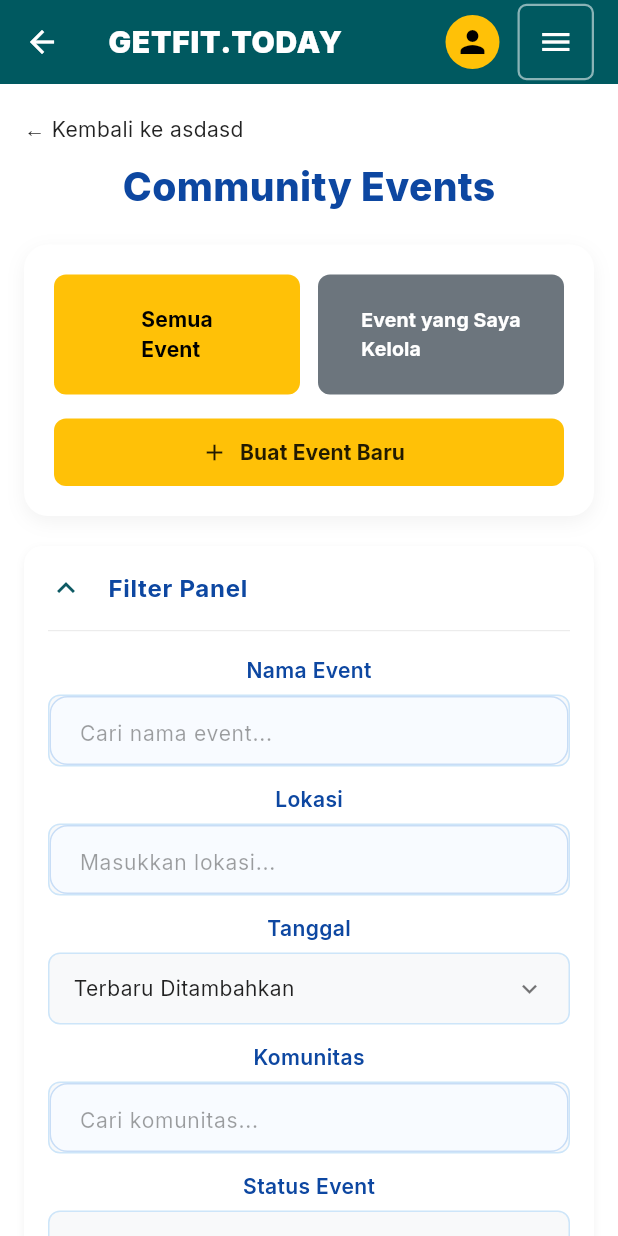
After one commit to PBP-B01/getfittoday_mobile, a Flutter app: the CommunityEventsPage screen opened by its route, on a phone screen of 412 x 824 dp. The commit adds this screen. Run offline on Flutter 3.47's test engine with Material 3 defaults, Android fonts, the light colour scheme and no system bars; our stand-ins replace google_fonts; missing offline and left inert: pbp_django_auth.

Commit message:
Test UI awal

```diff
--- a/lib/main.dart
+++ b/lib/main.dart
@@ -7,6 +7,8 @@ import 'package:getfittoday_mobile/screens/register.dart';
 import 'package:google_fonts/google_fonts.dart';
 import 'package:pbp_django_auth/pbp_django_auth.dart';
 import 'package:provider/provider.dart';
+import 'package:getfittoday_mobile/screens/community_event_page.dart';
+
 
 void main() {
   runApp(const MyApp());
@@ -78,6 +80,7 @@ class MyApp extends StatelessWidget {
           '/register': (context) => const RegisterPage(),
           '/home': (context) => const MyHomePage(),
           '/booking': (context) => const BookingReservationPage(),
+          '/community-events-test': (context) => const CommunityEventsPage(),
         },
       ),
     );
--- /dev/null
+++ b/lib/screens/community_event_page.dart
@@ -0,0 +1,291 @@
+import 'package:flutter/material.dart';
+
+void main() {
+  runApp(const MyApp());
+}
+
+class MyApp extends StatelessWidget {
+  const MyApp({super.key});
+
+  @override
+  Widget build(BuildContext context) {
+    return MaterialApp(
+      debugShowCheckedModeBanner: false,
+      title: 'GetFit Today',
+      theme: ThemeData(
+        primaryColor: const Color(0xFF005960),
+        scaffoldBackgroundColor: const Color(0xFFEBF3FA),
+        useMaterial3: true,
+        fontFamily: 'Roboto',
+      ),
+      home: const CommunityEventsPage(),
+    );
+  }
+}
+
+class CommunityEventsPage extends StatelessWidget {
+  const CommunityEventsPage({super.key});
+
+  @override
+  Widget build(BuildContext context) {
+    final Color primaryTeal = const Color(0xFF005960);
+    final Color accentYellow = const Color(0xFFFFC107);
+    final Color textDarkBlue = const Color(0xFF0D47A1);
+    final Color buttonGray = const Color(0xFF6C757D);
+
+    return Scaffold(
+      appBar: AppBar(
+        backgroundColor: primaryTeal,
+        elevation: 0,
+        titleSpacing: 16,
+        title: const Text(
+          'GETFIT.TODAY',
+          style: TextStyle(color: Colors.white, fontWeight: FontWeight.w900, fontSize: 20, letterSpacing: 0.5),
+        ),
+        actions: [
+          CircleAvatar(radius: 18, backgroundColor: accentYellow, child: const Icon(Icons.person, color: Colors.black, size: 24)),
+          const SizedBox(width: 12),
+          Container(
+            margin: const EdgeInsets.only(right: 16),
+            decoration: BoxDecoration(border: Border.all(color: Colors.white54, width: 1.5), borderRadius: BorderRadius.circular(6)),
+            child: IconButton(
+              icon: const Icon(Icons.menu, color: Colors.white),
+              padding: EdgeInsets.zero,
+              constraints: const BoxConstraints(minWidth: 36, minHeight: 36),
+              onPressed: () {},
+            ),
+          ),
+        ],
+      ),
+      body: SingleChildScrollView(
+        padding: const EdgeInsets.symmetric(horizontal: 16.0, vertical: 20.0),
+        child: Column(
+          crossAxisAlignment: CrossAxisAlignment.start,
+          children: [
+            Padding(
+              padding: const EdgeInsets.only(bottom: 10),
+              child: GestureDetector(
+                onTap: () {},
+                child: const Text("← Kembali ke asdasd", style: TextStyle(color: Colors.black87, fontSize: 14)),
+              ),
+            ),
+
+            Center(
+              child: Text('Community Events', style: TextStyle(fontSize: 26, fontWeight: FontWeight.w800, color: textDarkBlue)),
+            ),
+
+            const SizedBox(height: 20),
+
+            Container(
+              padding: const EdgeInsets.all(20),
+              decoration: BoxDecoration(
+                color: Colors.white,
+                borderRadius: BorderRadius.circular(16),
+                boxShadow: [BoxShadow(color: Colors.black.withOpacity(0.05), blurRadius: 10, offset: const Offset(0, 4))],
+              ),
+              child: Column(
+                children: [
+                  Row(
+                    children: [
+                      Expanded(
+                        child: SizedBox(
+                          height: 80,
+                          child: ElevatedButton(
+                            onPressed: () {},
+                            style: ElevatedButton.styleFrom(backgroundColor: accentYellow, foregroundColor: Colors.black, shape: RoundedRectangleBorder(borderRadius: BorderRadius.circular(8)), elevation: 0),
+                            child: const Column(mainAxisAlignment: MainAxisAlignment.center, crossAxisAlignment: CrossAxisAlignment.start, children: [Text("Semua", style: TextStyle(fontWeight: FontWeight.bold)), Text("Event", style: TextStyle(fontWeight: FontWeight.bold))]),
+                          ),
+                        ),
+                      ),
+                      const SizedBox(width: 12),
+                      Expanded(
+                        child: SizedBox(
+                          height: 80,
+                          child: ElevatedButton(
+                            onPressed: () {},
+                            style: ElevatedButton.styleFrom(backgroundColor: buttonGray, foregroundColor: Colors.white, shape: RoundedRectangleBorder(borderRadius: BorderRadius.circular(8)), elevation: 0),
+                            child: const Column(mainAxisAlignment: MainAxisAlignment.center, crossAxisAlignment: CrossAxisAlignment.start, children: [Text("Event yang Saya", style: TextStyle(fontWeight: FontWeight.bold, fontSize: 13)), Text("Kelola", style: TextStyle(fontWeight: FontWeight.bold, fontSize: 13))]),
+                          ),
+                        ),
+                      ),
+                    ],
+                  ),
+                  const SizedBox(height: 16),
+                  SizedBox(
+                    width: double.infinity,
+                    height: 45,
+                    child: ElevatedButton.icon(
+                      onPressed: () {},
+                      icon: const Icon(Icons.add, color: Colors.black87),
+                      label: const Text("Buat Event Baru", style: TextStyle(color: Colors.black87, fontWeight: FontWeight.bold)),
+                      style: ElevatedButton.styleFrom(backgroundColor: accentYellow, elevation: 0, shape: RoundedRectangleBorder(borderRadius: BorderRadius.circular(8))),
+                    ),
+                  ),
+                ],
+              ),
+            ),
+
+            const SizedBox(height: 20),
+
+            Container(
+              decoration: BoxDecoration(
+                color: Colors.white,
+                borderRadius: BorderRadius.circular(12),
+                boxShadow: [BoxShadow(color: Colors.black.withOpacity(0.05), blurRadius: 4, offset: const Offset(0, 2))],
+              ),
+              child: ExpansionTile(
+                initiallyExpanded: true,
+                shape: const RoundedRectangleBorder(side: BorderSide.none),
+                tilePadding: const EdgeInsets.symmetric(horizontal: 16, vertical: 0),
+
+                controlAffinity: ListTileControlAffinity.leading,
+                childrenPadding: const EdgeInsets.fromLTRB(16, 0, 16, 20),
+                title: const Text(
+                  "Filter Panel",
+                  style: TextStyle(fontWeight: FontWeight.w700, fontSize: 16, color: Color(0xFF0D47A1)),
+                ),
+                children: [
+                  const Divider(height: 1, thickness: 0.5, color: Colors.black12),
+                  const SizedBox(height: 16),
+
+                  _buildInputLabel("Nama Event"),
+                  _buildTextField(hint: "Cari nama event..."),
+
+                  const SizedBox(height: 12),
+                  _buildInputLabel("Lokasi"),
+                  _buildTextField(hint: "Masukkan lokasi..."),
+
+                  const SizedBox(height: 12),
+                  _buildInputLabel("Tanggal"),
+                  _buildDropdownField(value: "Terbaru Ditambahkan"),
+
+                  const SizedBox(height: 12),
+                  _buildInputLabel("Komunitas"),
+                  _buildTextField(hint: "Cari komunitas..."),
+
+                  const SizedBox(height: 12),
+                  _buildInputLabel("Status Event"),
+                  _buildDropdownField(value: "Semua Event"),
+
+                  const SizedBox(height: 20),
+
+                  Row(
+                    children: [
+                      Expanded(
+                        child: SizedBox(
+                          height: 45,
+                          child: ElevatedButton(
+                            onPressed: () {},
+                            style: ElevatedButton.styleFrom(
+                              backgroundColor: const Color(0xFF6C757D),
+                              foregroundColor: Colors.white,
+                              shape: RoundedRectangleBorder(borderRadius: BorderRadius.circular(8)),
+                            ),
+                            child: const Text("Reset", style: TextStyle(fontWeight: FontWeight.bold)),
+                          ),
+                        ),
+                      ),
+                      const SizedBox(width: 12),
+                      Expanded(
+                        child: SizedBox(
+                          height: 45,
+                          child: ElevatedButton(
+                            onPressed: () {},
+                            style: ElevatedButton.styleFrom(
+                              backgroundColor: accentYellow,
+                              foregroundColor: Colors.black,
+                              shape: RoundedRectangleBorder(borderRadius: BorderRadius.circular(8)),
+                            ),
+                            child: const Text("Terapkan Filter", style: TextStyle(fontWeight: FontWeight.bold)),
+                          ),
+                        ),
+                      ),
+                    ],
+                  )
+                ],
+              ),
+            ),
+
+            const SizedBox(height: 20),
+
+            _buildEventCard(
+              title: "w", description: "iji", date: "2025-11-14 15:31", location: "ygbyby", organizer: "Junior Smash Club", participants: "0 peserta terdaftar", status: "Event Selesai", isRegistrationOpen: false,
+            ),
+            const SizedBox(height: 40),
+          ],
+        ),
+      ),
+    );
+  }
+
+  Widget _buildInputLabel(String label) {
+    return Padding(
+      padding: const EdgeInsets.only(bottom: 6.0),
+      child: Text(
+        label,
+        style: const TextStyle(
+          fontSize: 14,
+          fontWeight: FontWeight.w600,
+          color: Color(0xFF0D47A1),
+        ),
+      ),
+    );
+  }
+
+  Widget _buildTextField({required String hint}) {
+    return Container(
+      height: 48,
+      decoration: BoxDecoration(
+        color: const Color(0xFFF8F9FA),
+        border: Border.all(color: Colors.blue.withOpacity(0.2)),
+        borderRadius: BorderRadius.circular(8),
+      ),
+      child: TextField(
+        decoration: InputDecoration(
+          hintText: hint,
+          hintStyle: const TextStyle(color: Colors.black38, fontSize: 14),
+          border: InputBorder.none,
+          contentPadding: const EdgeInsets.symmetric(horizontal: 16, vertical: 14),
+        ),
+      ),
+    );
+  }
+
+  Widget _buildDropdownField({required String value}) {
+    return Container(
+      height: 48,
+      padding: const EdgeInsets.symmetric(horizontal: 16),
+      decoration: BoxDecoration(
+        color: const Color(0xFFF8F9FA),
+        border: Border.all(color: Colors.blue.withOpacity(0.2)),
+        borderRadius: BorderRadius.circular(8),
+      ),
+      child: Row(
+        mainAxisAlignment: MainAxisAlignment.spaceBetween,
+        children: [
+          Text(value, style: const TextStyle(color: Colors.black87, fontSize: 14)),
+          const Icon(Icons.keyboard_arrow_down, color: Colors.black54, size: 20),
+        ],
+      ),
+    );
+  }
+
+  Widget _buildEventCard({required String title, required String description, required String date, required String location, required String organizer, String? participants, required String status, required bool isRegistrationOpen}) {
+    return Container(
+      decoration: BoxDecoration(color: Colors.white, borderRadius: BorderRadius.circular(16), boxShadow: [BoxShadow(color: Colors.black.withOpacity(0.05), blurRadius: 8, offset: const Offset(0, 4))]),
+      child: Column(crossAxisAlignment: CrossAxisAlignment.start, children: [
+        Padding(padding: const EdgeInsets.all(20.0), child: Column(crossAxisAlignment: CrossAxisAlignment.start, children: [
+          Row(mainAxisAlignment: MainAxisAlignment.spaceBetween, crossAxisAlignment: CrossAxisAlignment.start, children: [Text(title, style: const TextStyle(fontSize: 20, fontWeight: FontWeight.w800, color: Color(0xFF0D47A1))), Container(padding: const EdgeInsets.symmetric(horizontal: 12, vertical: 4), decoration: BoxDecoration(color: Colors.grey.shade300, borderRadius: BorderRadius.circular(20)), child: Text(status, style: TextStyle(fontSize: 11, color: Colors.grey.shade800, fontWeight: FontWeight.bold)))]),
+          const SizedBox(height: 8), Text(description, style: const TextStyle(color: Colors.black54)), const SizedBox(height: 16),
+          _buildMetaItem(Icons.calendar_today, date, Colors.blue), const SizedBox(height: 8), _buildMetaItem(Icons.location_on, location, Colors.redAccent), const SizedBox(height: 8), _buildMetaItem(Icons.business, organizer, Colors.green), if (participants != null) ...[const SizedBox(height: 8), _buildMetaItem(Icons.people, participants, Colors.deepPurple)],
+        ])),
+        const Divider(height: 1, color: Colors.black12),
+        Padding(padding: const EdgeInsets.all(16.0), child: SizedBox(width: double.infinity, height: 50, child: ElevatedButton(onPressed: isRegistrationOpen ? () {} : null, style: ElevatedButton.styleFrom(backgroundColor: Colors.grey.shade400, disabledBackgroundColor: const Color(0xFFAAAAAA), disabledForegroundColor: Colors.white, shape: RoundedRectangleBorder(borderRadius: BorderRadius.circular(8)), elevation: 0), child: Text(isRegistrationOpen ? "Daftar Sekarang" : "Pendaftaran Ditutup", style: const TextStyle(fontWeight: FontWeight.bold, fontSize: 16)))))
+      ]),
+    );
+  }
+
+  Widget _buildMetaItem(IconData icon, String text, Color iconColor) {
+    return Row(crossAxisAlignment: CrossAxisAlignment.start, children: [Icon(icon, size: 18, color: iconColor), const SizedBox(width: 10), Expanded(child: Text(text, style: const TextStyle(fontSize: 14, color: Colors.black87)))]);
+  }
+}
--- a/lib/widgets/site_navbar.dart
+++ b/lib/widgets/site_navbar.dart
@@ -266,6 +266,22 @@ class SiteNavBar extends StatelessWidget {
                                 closeMenu: closeMenu,
                               ),
                             ),
+                            // Tombol khusus untuk cek UI Community Events (sementara)
+                            ListTile(
+                              contentPadding: const EdgeInsets.symmetric(horizontal: 4),
+                              leading: const Icon(Icons.event, color: primaryNavColor),
+                              title: const Text(
+                                "Community Events (cek UI)",
+                                style: TextStyle(
+                                  fontWeight: FontWeight.w700,
+                                  color: primaryNavColor,
+                                ),
+                              ),
+                              onTap: () {
+                                closeMenu?.call();
+                                Navigator.pushNamed(context, '/community-events-test');
+                              },
+                            ),
                         ],
                       ),
                     ),
```
